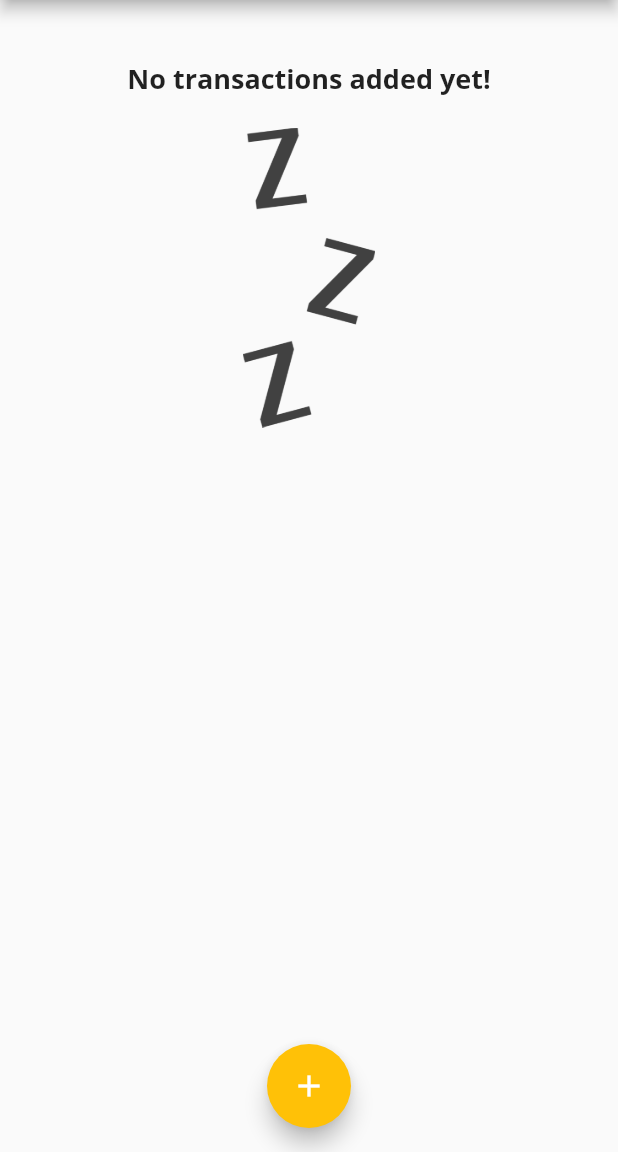
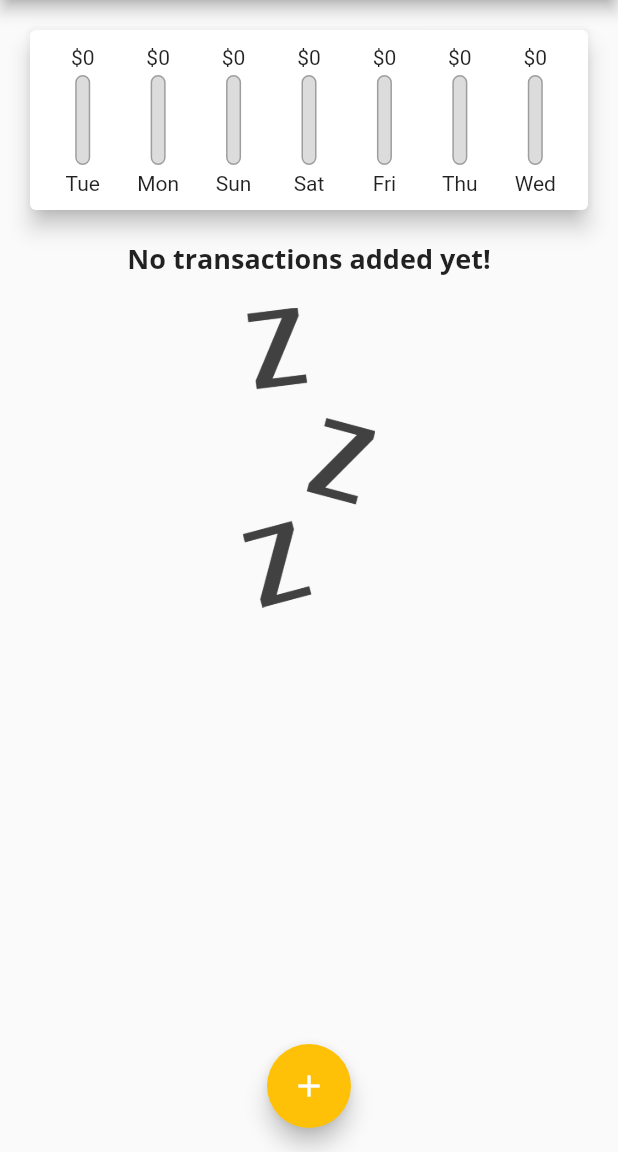
Before and after one commit to aptx113/personal_expenses_app, a Flutter app: the screen it shows after launch, on a phone screen of 412 x 824 dp, the part 84-1236 px from its top. Run offline on Flutter 3.47's test engine with Material 2 defaults, Android fonts, the phone set to English and light mode, and no system bars.

Commit message:
Finish Chart bar

```diff
--- a/lib/widgets/chart.dart
+++ b/lib/widgets/chart.dart
@@ -1,5 +1,6 @@
 import 'package:flutter/material.dart';
 import 'package:intl/intl.dart';
+import '../widgets/chart_bar.dart';
 
 import '../models/transaction.dart';
 
@@ -26,12 +27,33 @@ class Chart extends StatelessWidget {
     });
   }
 
+  double get totalSpending => groupedTransactionValues.fold(
+      0.0,
+      (previousValue, element) =>
+          previousValue + (element['amount'] as double));
+
   @override
   Widget build(BuildContext context) {
     return Card(
       elevation: 6,
       margin: EdgeInsets.all(20),
-      child: Row(children: [],),
+      child: Padding(
+        padding: EdgeInsets.all(10),
+        child: Row(
+          mainAxisAlignment: MainAxisAlignment.spaceAround,
+          children: groupedTransactionValues
+              .map((data) => Flexible(
+                    fit: FlexFit.tight,
+                    child: ChartBar(
+                        label: data['day'].toString(),
+                        spendingAmount: data['amount'] as double,
+                        spendingPctOfTotal: totalSpending == 0.0
+                            ? 0.0
+                            : (data['amount'] as double) / totalSpending),
+                  ))
+              .toList(),
+        ),
+      ),
     );
   }
 }
--- a/lib/widgets/chart_bar.dart
+++ b/lib/widgets/chart_bar.dart
@@ -15,7 +15,7 @@ class ChartBar extends StatelessWidget {
   @override
   Widget build(BuildContext context) {
     return Column(children: [
-      Text('\$${spendingAmount.toStringAsFixed(0)}'),
+      FittedBox(child: Text('\$${spendingAmount.toStringAsFixed(0)}')),
       SizedBox(
         height: 4,
       ),
```
